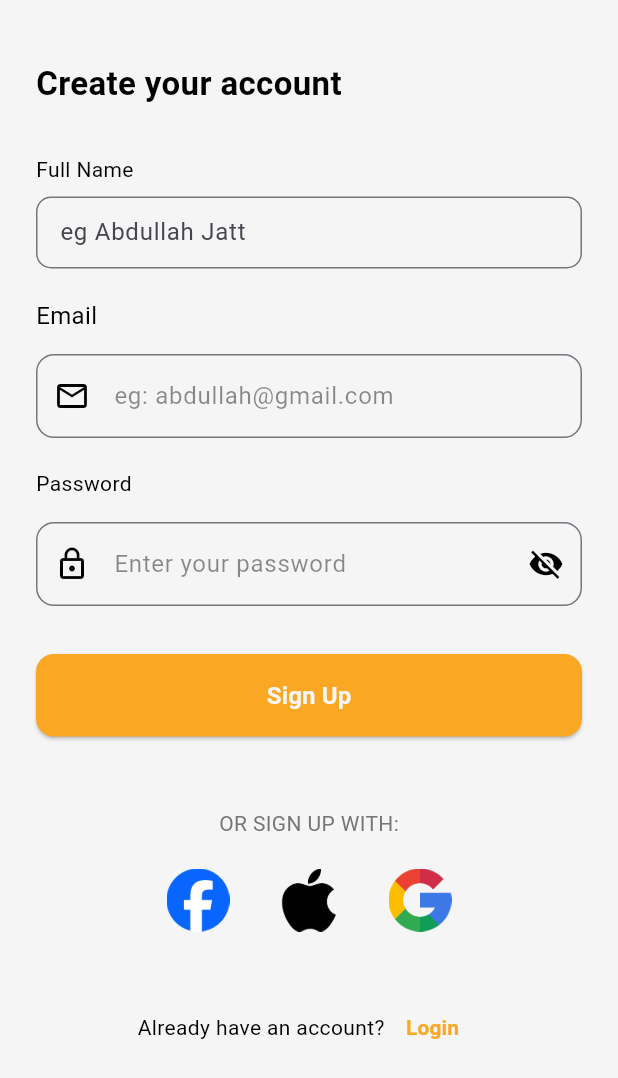
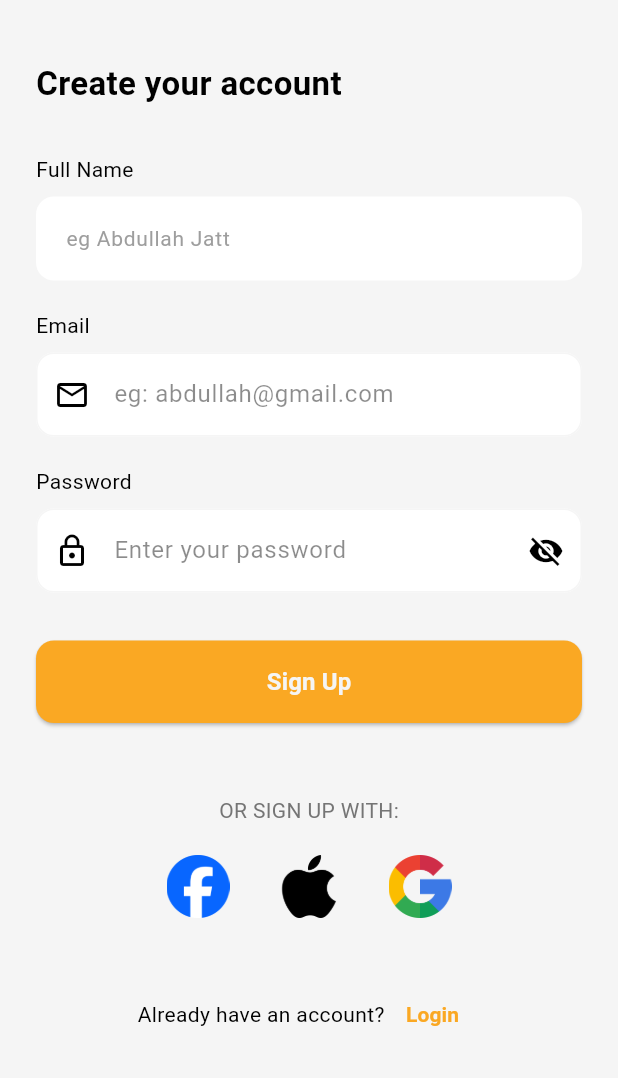
Before and after one commit to iabdullahmahfooz/dooit, a Flutter app: the SignupScreen screen opened by its route, on a phone screen of 412 x 824 dp. Shown: the top 1078 px of the screen. Run offline on Flutter 3.47's test engine with Material 3 defaults, Android fonts, the phone set to English and light mode, and no system bars; our stand-ins replace awesome_snackbar_content.

Commit message:
add tasks screen added with custom labeled text field and deadline picker field

```diff
--- a/lib/routes/routes.dart
+++ b/lib/routes/routes.dart
@@ -1,3 +1,4 @@
+import 'package:dooit/views/add_task_screen/add_task_screen.dart';
 import 'package:flutter/material.dart';
 import 'package:dooit/views/get_started_screen/get_started_screen.dart';
 import 'package:dooit/views/login_screen/login_screen.dart';
@@ -15,6 +16,7 @@ class AppRoutes {
   static const String newPassword = '/new_password';
   static const String home = '/home';
   static const String task = '/task';
+  static const String addTask = '/add_task';
 
   // ✅ Simple routes map (no switch, no generateRoute)
   static Map<String, WidgetBuilder> routes = {
@@ -25,5 +27,6 @@ class AppRoutes {
     newPassword: (context) => const NewPasswordScreen(),
     home: (context) => const HomeScreen(),
     task: (context) => const TaskScreen(),
+    addTask: (context) => const AddTaskScreen(),
   };
 }
--- a/lib/theme/colors.dart
+++ b/lib/theme/colors.dart
@@ -8,4 +8,7 @@ abstract class AppColors {
   //  Text & Neutral Colors
   static const Color textColor = Colors.black;
   static const Color greyColor = Colors.grey;
+
+  // fields fill color
+  static const Color fields = Colors.white;
 }
--- a/lib/views/signup_screen/signup_screen.dart
+++ b/lib/views/signup_screen/signup_screen.dart
@@ -3,12 +3,13 @@ import 'package:dooit/theme/colors.dart';
 import 'package:dooit/theme/typography.dart';
 import 'package:dooit/theme/units.dart';
 import 'package:flutter/material.dart';
-import 'package:flutter/services.dart';
 import 'package:dooit/widgets/custom_button.dart';
 import 'package:dooit/widgets/email_input_field.dart';
 import 'package:dooit/widgets/password_input_field.dart';
 import 'package:dooit/utils/back_navigation_wrapper.dart';
 import 'package:dooit/utils/validators_helper.dart';
+import 'package:dooit/widgets/labeled_text_field.dart';
+import 'package:flutter/services.dart';
 
 class SignupScreen extends StatefulWidget {
   const SignupScreen({super.key});
@@ -52,22 +53,16 @@ class _SignupScreenState extends State<SignupScreen> {
                     Text('Create your account', style: AppText.h1),
                     AppUnits.y32,
 
-                    Text('Full Name', style: AppText.b2),
-                    AppUnits.y8,
-                    TextFormField(
+                    LabeledTextField(
+                      label: 'Full Name',
+                      hint: 'eg Abdullah Jatt',
                       controller: _fullNameController,
-                      decoration: InputDecoration(
-                        hintText: 'eg Abdullah Jatt',
-                        border: OutlineInputBorder(
-                          borderRadius: BorderRadius.circular(10),
-                        ),
-                        contentPadding: AppUnits.a12,
-                      ),
+                      validator: ValidatorsHelper.validateName,
+                      maxLines: 1,
                       inputFormatters: [
                         FilteringTextInputFormatter.allow(RegExp(r'[a-zA-Z ]')),
                       ],
                       keyboardType: TextInputType.name,
-                      validator: ValidatorsHelper.validateName,
                     ),
                     AppUnits.y20,
 
--- a/lib/widgets/email_input_field.dart
+++ b/lib/widgets/email_input_field.dart
@@ -5,7 +5,7 @@ import 'package:dooit/utils/validators_helper.dart';
 
 class EmailInputField extends StatelessWidget {
   final TextEditingController? controller;
-  final String? label;
+  final String label;
   final String? hint;
   final String? Function(String?)? validator;
   final Function(String)? onChanged;
@@ -13,7 +13,7 @@ class EmailInputField extends StatelessWidget {
   const EmailInputField({
     super.key,
     this.controller,
-    this.label,
+    this.label = "Email", // default label
     this.hint,
     this.validator,
     this.onChanged,
@@ -24,16 +24,11 @@ class EmailInputField extends StatelessWidget {
     return Column(
       crossAxisAlignment: CrossAxisAlignment.start,
       children: [
-        const Text(
-          "Email",
-          style: TextStyle(fontSize: 16, color: AppColors.textColor),
-        ),
-        const SizedBox(height: 6),
-
-        if (label != null)
-          Text(label!, style: AppText.b2.copyWith(color: AppColors.textColor)),
+        // Label
+        Text(label, style: AppText.b2.copyWith(color: AppColors.textColor)),
         const SizedBox(height: 8),
 
+        // Input field
         TextFormField(
           controller: controller,
           keyboardType: TextInputType.emailAddress,
@@ -41,7 +36,27 @@ class EmailInputField extends StatelessWidget {
           decoration: InputDecoration(
             hintText: hint ?? 'eg: abdullah@gmail.com',
             hintStyle: AppText.b1.copyWith(color: Colors.black45),
-            border: OutlineInputBorder(borderRadius: BorderRadius.circular(12)),
+            filled: true,
+            fillColor: AppColors.fields,
+            border: OutlineInputBorder(
+              borderRadius: BorderRadius.circular(12),
+              borderSide: const BorderSide(
+                color: AppColors.scaffoldBackgroundColor,
+              ),
+            ),
+            enabledBorder: OutlineInputBorder(
+              borderRadius: BorderRadius.circular(12),
+              borderSide: const BorderSide(
+                color: AppColors.scaffoldBackgroundColor,
+              ),
+            ),
+            focusedBorder: OutlineInputBorder(
+              borderRadius: BorderRadius.circular(12),
+              borderSide: const BorderSide(
+                color: AppColors.primaryColor,
+                width: 1.5,
+              ),
+            ),
             contentPadding: const EdgeInsets.symmetric(
               horizontal: 12,
               vertical: 16,
--- /dev/null
+++ b/lib/widgets/labeled_text_field.dart
@@ -0,0 +1,60 @@
+import 'package:flutter/material.dart';
+import 'package:dooit/theme/colors.dart';
+import 'package:dooit/theme/typography.dart';
+import 'package:dooit/theme/units.dart';
+import 'package:flutter/services.dart';
+
+class LabeledTextField extends StatelessWidget {
+  final String label;
+  final String hint;
+  final TextEditingController controller;
+  final String? Function(String?)? validator;
+  final int maxLines;
+  final List<TextInputFormatter>? inputFormatters;
+  final TextInputType? keyboardType;
+
+  const LabeledTextField({
+    super.key,
+    required this.label,
+    required this.hint,
+    required this.controller,
+    this.validator,
+    this.maxLines = 1,
+    this.inputFormatters,
+    this.keyboardType,
+  });
+
+  InputDecoration _filledFieldDecoration(String hint) {
+    return InputDecoration(
+      hintText: hint,
+      hintStyle: AppText.b2.copyWith(color: AppColors.greyColor),
+      filled: true,
+      fillColor: Colors.white,
+      contentPadding: AppUnits.a16,
+      border: OutlineInputBorder(
+        borderRadius: BorderRadius.circular(12),
+        borderSide: BorderSide.none,
+      ),
+    );
+  }
+
+  @override
+  Widget build(BuildContext context) {
+    return Column(
+      crossAxisAlignment: CrossAxisAlignment.start,
+      children: [
+        Text(label, style: AppText.b2),
+        AppUnits.y8,
+        TextFormField(
+          controller: controller,
+          style: AppText.b1,
+          maxLines: maxLines,
+          decoration: _filledFieldDecoration(hint),
+          validator: validator,
+          inputFormatters: inputFormatters,
+          keyboardType: keyboardType,
+        ),
+      ],
+    );
+  }
+}
--- a/lib/widgets/password_input_field.dart
+++ b/lib/widgets/password_input_field.dart
@@ -39,12 +39,16 @@ class _PasswordInputFieldState extends State<PasswordInputField> {
     return Column(
       crossAxisAlignment: CrossAxisAlignment.start,
       children: [
-        if (widget.label != null)
+        // Show label only if provided
+        if (widget.label != null) ...[
           Text(
             widget.label!,
             style: AppText.b2.copyWith(color: AppColors.textColor),
           ),
-        const SizedBox(height: 8),
+          const SizedBox(height: 8),
+        ],
+
+        // Input field
         TextFormField(
           controller: widget.controller,
           obscureText: _obscureText,
@@ -52,7 +56,27 @@ class _PasswordInputFieldState extends State<PasswordInputField> {
           decoration: InputDecoration(
             hintText: widget.hint ?? 'Enter your password',
             hintStyle: AppText.b1.copyWith(color: Colors.black45),
-            border: OutlineInputBorder(borderRadius: BorderRadius.circular(12)),
+            filled: true,
+            fillColor: AppColors.fields,
+            border: OutlineInputBorder(
+              borderRadius: BorderRadius.circular(12),
+              borderSide: const BorderSide(
+                color: AppColors.scaffoldBackgroundColor,
+              ),
+            ),
+            enabledBorder: OutlineInputBorder(
+              borderRadius: BorderRadius.circular(12),
+              borderSide: const BorderSide(
+                color: AppColors.scaffoldBackgroundColor,
+              ),
+            ),
+            focusedBorder: OutlineInputBorder(
+              borderRadius: BorderRadius.circular(12),
+              borderSide: const BorderSide(
+                color: AppColors.primaryColor,
+                width: 1.5,
+              ),
+            ),
             contentPadding: const EdgeInsets.symmetric(
               horizontal: 12,
               vertical: 16,
```
Also changed, not shown: lib/views/add_task_screen/add_task_screen.dart (added, +166 -0 lines), lib/widgets/custom_bottom_navbar.dart (+19 -10 lines), lib/widgets/deadline_picker_field.dart (added, +50 -0 lines).
